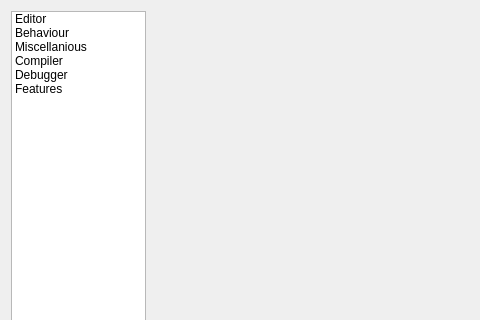
First picture: the form in qrgui/dialogs/preferencesDialog.ui, repository qreal/qreal, before the edit; both pictures show x 0 to 480 and y 0 to 320 of the 580 by 450 pixel window.
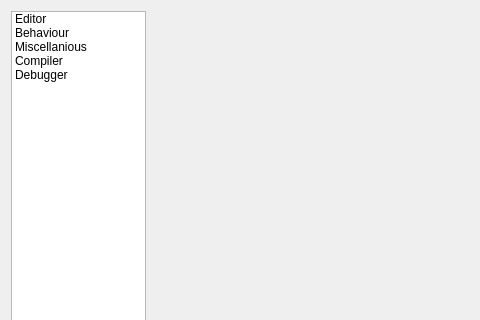
Second picture: the form after the edit. Icons and pictures are not drawn.

Commit message: - "features" config page commented out - fixed translations (issues #167, #169)

The edit to the form file:
```diff
--- a/qrgui/dialogs/preferencesDialog.ui
+++ b/qrgui/dialogs/preferencesDialog.ui
@@ -125,15 +125,6 @@
         <normaloff>:/icons/preferences/bug.png</normaloff>:/icons/preferences/bug.png</iconset>
       </property>
      </item>
-     <item>
-      <property name="text">
-       <string>Features</string>
-      </property>
-      <property name="icon">
-       <iconset resource="../qrgui.qrc">
-        <normaloff>:/icons/curve.png</normaloff>:/icons/curve.png</iconset>
-      </property>
-     </item>
     </widget>
    </item>
    <item row="0" column="1" colspan="3">
```
The commit also changes 6 other files.
